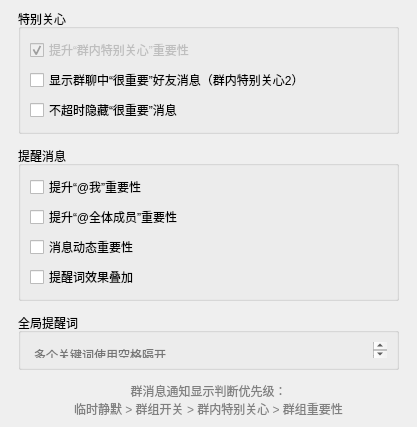
Before: the Qt Designer form widgets/settings/specialwidget.ui in iwxyi/CatlikeQQ, drawn with Qt 5.
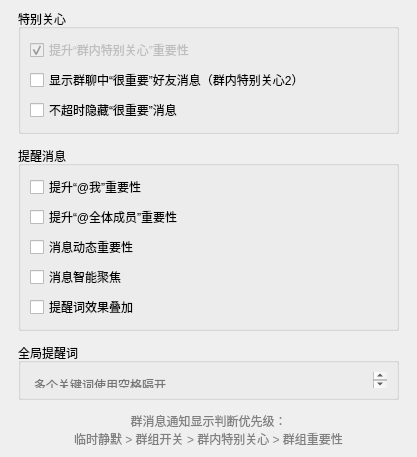
After: the same form once the commit is applied.

Commit message: 原动态重要性改为智能聚焦；新增新的动态重要性，自己发送消息后一分钟内和三分钟内各提升2和1个重要性级别

Patch:
```diff
--- a/widgets/settings/specialwidget.ui
+++ b/widgets/settings/specialwidget.ui
@@ -120,6 +120,19 @@
         </property>
        </widget>
       </item>
+      <item>
+       <widget class="QCheckBox" name="smartFocusCheck">
+        <property name="enabled">
+         <bool>true</bool>
+        </property>
+        <property name="toolTip">
+         <string>&lt;html&gt;&lt;head/&gt;&lt;body&gt;&lt;p&gt;根据聊天内容智能上调消息重要性&lt;/p&gt;&lt;p&gt;例如，发送疑问句后，临时提升重要性至少一个级别；或者艾特群成员，该成员的下一条消息重要性提升&lt;/p&gt;&lt;p&gt;未启用通知的群组也因此会显示通知&lt;/p&gt;&lt;p&gt;会和“动态重要性”效果叠加&lt;/p&gt;&lt;/body&gt;&lt;/html&gt;</string>
+        </property>
+        <property name="text">
+         <string>消息智能聚焦</string>
+        </property>
+       </widget>
+      </item>
       <item>
        <widget class="QCheckBox" name="remindOverlayCheck">
         <property name="toolTip">
```
Left out of the diff: 2 changed lines with no effect on the pictures. The commit also changes 9 other files.
